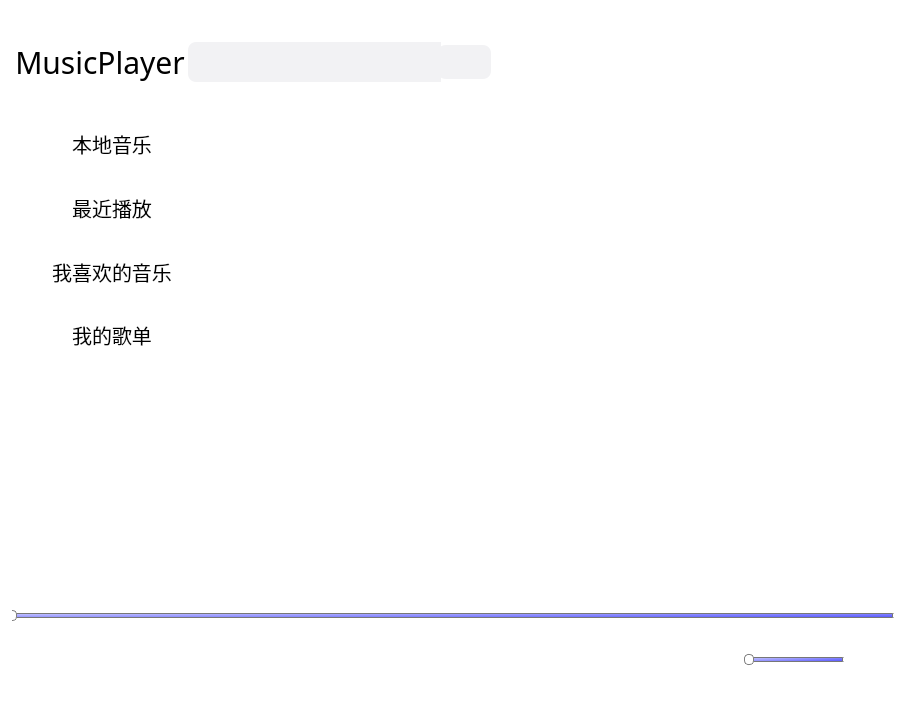
The window that haomusic.ui (hhhyxy/MusicPlayer-in-Qt-Plus) describes before a commit, drawn with Qt 5.
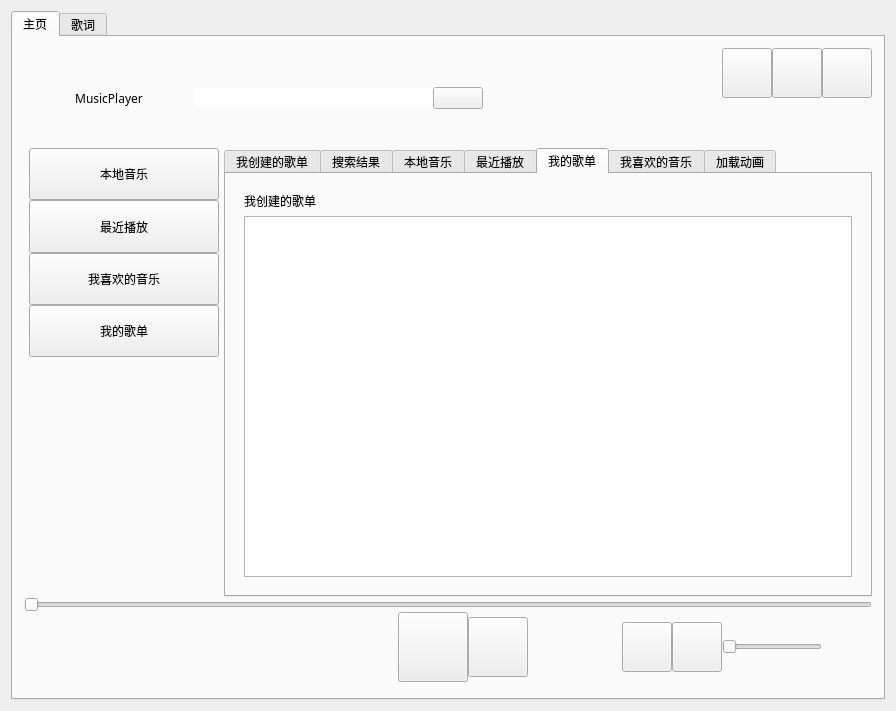
The same window after the commit. The open tabs and pages were chosen to show the change. Icons and pictures are not drawn. Custom widgets are drawn as their Qt base class.

Commit message: fix bug and add new functions(create own songlist)

What changed in the file:
```diff
--- a/haomusic.ui
+++ b/haomusic.ui
@@ -20,285 +20,6 @@
    <iconset resource="res.qrc">
     <normaloff>:/icon/Music.svg</normaloff>:/icon/Music.svg</iconset>
   </property>
-  <property name="styleSheet">
-   <string notr="true">* {
-	border:1px solid transparent;
-    font-family:&quot;华文楷体&quot; ;
-	font: 20pt ;
-    font-size: 20px;
-    text-align: center;
-    background-color:transparent;
-}
-QTabBar::tab {
-      	width: 0;
-		height:0;
-}
-QMenu {
-	margin:8px;
-	padding:10px;
-	border:none;
-	border-radius:10px;
-	background-color:white;
-}
-QMenu::item {
-	padding:10px;
-	border:none;
-	border-radius:6px;
-	background-color: white;
-	color: black;
-}
-QMenu::item:selected {
-	background-color:#eaeffd;
-	color:blue;
-}
-#widget_sidebar QPushButton:checked {
-	background-color:#f3f6fe;
-
-}
-QWidget#inner_widget{
-	margin:0px;
-	border:1px solid #FFFFFF;
-	border-radius:6px;
-	background-color:white;
-}
-QTabWidget#tab_lrc{
-	border:1px solid #FFFFFF;
-	border-radius:20px;
-}
-QTabWidget::pane {
-	bottom:-11px;
-	top:-11px;
-	left:-11px;
-	right:-11px;
-}
-QLineEdit {
-	background-color:#f2f2f4;
-	font-size:20px;
-	color: #335eea;
-	padding: 10px;
-	border: none;
-	border-top-left-radius: 8px;
-	border-bottom-left-radius: 8px;
-}
-
-QPushButton {
-    icon-size: 32px;
-    border: none;
-    border-radius: 10px;
-}
-
-QPushButton:hover {
-    background-color: rgb(228, 237, 242);
-}
-QPushButton:selected {
-    background-color: rgb(228, 237, 242);
-}
-QPushButton:disabled {
-color:black;
-}
-QPushButton#pushButton_dropDown {
-	padding-top:10px;
-	margin-left:15px;
-	margin-top:15px;
-	icon: url(:/icon/downArow_gray.svg);
-}
-QPushButton#pushButton_dropDown:hover {
-	icon: url(:/icon/downArow_black.svg);
-	margin-top:15px;
-	margin-left:15px;
-}
-QPushButton#pushButton_search{
-	background-color:#f2f2f4;
-	margin:0px;
-	margin-left:-5px;
-	padding: 5px;
-	border-top-right-radius: 8px;
-	border-bottom-right-radius: 8px;
-}
-QPushButton#pushButton_close:hover {
-	background-color:red;
-}
-QLabel#label_title {
-	font-size:30px;
-}
-QLabel#label_searchKeywords,
-#label_favorite,
-#label_local,
-#label_recently {
-	font: 26pt &quot;华文楷体&quot;;
-}
-QLabel#label_songname,
-QLabel#label_lrc_songName
- {
-	font: 16pt &quot;华文楷体&quot;;
-}
-QLabel#label_lrc_songName {
-	color:white;
-}
-QLabel#label_songName {
-	font: 14pt &quot;华文楷体&quot;;
-}
-QLabel#label_author,
-QLabel#label_lrc_author
-{
-	color:#727272;
-	margin:0;
-	font: 10pt &quot;华文楷体&quot;;
-}
-QLabel#label_lrc_songName,
-QLabel#label_lrc_author
- {
-	color: white;
-	margin-top:2px;
-	padding-left:0px;
-}
-QLabel#label_lrc_songName {
-	margin-top:10px;
-
-}
-QLabel#label_albumName {
-	font: 12pt &quot;华文楷体&quot;;
-}	
-QLabel#label_duration {
-	font: 12pt &quot;华文楷体&quot;;
-}	
-/*QLabel#label_lrc_albumPic {
-	border: 1px solid rgba(255,255, 255, 200);
-	border-radius: 35px;
-}*/
-QToolTip {
-	color:black;
-	background-color:white;
-	border: 1px solid white;
-    border-radius: 2px;
-}
-
-
-QTabWidget::pane{
-	border:none;
-}
-QListWidget {
-	outline:0px;
-}
-QListWidget::item {
-	border: none;
-	border-radius:10px;
- 	background-color: transparent;
-}
-QListWidget#listWidget_lrc::item {
-	color:rgba(255, 255, 255, 150);
-	padding-top: 15px;
-	padding-bottom:15px;
-}
-QListWidget#listWidget_searchResult::item:!pressed {
-	color:black;
-}
-QListWidget::item:hover {
-    background-color:rgba(245, 245, 247, 150);
-}
-QListWidget::item:selected {
-	color:blue;
-    background-color:rgba(234, 239, 253, 150);
-}
-QListWidget#listWidget_lrc {
-	font-size:40px;
-}
-QListWidget#listWidget_lrc::item:selected {
-	color:rgba(0, 0, 255, 100);
-}
-QListWidget#listWidget_lrc::item:hover {
-	color:rgba(255, 255, 255, 100);
-}
-
-QScrollBar:vertical {
-    margin: 5px 0px 5px 0px;
-    background-color: white;
-    border: 0px;
-    width: 8px;
-}
-
-QScrollBar::handle:vertical {
-    background-color: rgba(153, 153, 153, 0.735);
-    border-radius: 4px;
-    width: 8px;
-    height: 15px;
-}
-
-QScrollBar::handle:vertical:hover {
-    background-color: #999;
-}
-
-QScrollBar::sub-line:vertical {
-    height: 0px;
-    color:  white;
-}
-
-QScrollBar::add-line:vertical {
-    height: 0px;
-    color:  white;
-}
-
-QScrollBar::up-arrow:vertical {
-    width: 12px;
-    height: 0px;
-    color:  white;
-}
-
-QScrollBar::down-arrow:vertical {
-    width: 12px;
-    height: 0px;
-    color:  white;
-}
-
-QScrollBar::sub-page:vertical,
-QScrollBar::add-page:vertical {
-    background-color: white;
-}
-
-QSlider {
-	background-color:transparent;
-}
-QSlider::groove:horizontal {
-	margin-top:0px;
-	margin-left:-7px;
-	margin-right:-7px;
-    border: 1px solid #bbb;
-    background: transparent;
-    height: 3px;
-	border-radius:1px;
-}
-
-QSlider::sub-page:horizontal {
-    background: qlineargradient(x1: 0, y1: 0.2, x2: 1, y2: 1, stop: 0 #bbf, stop: 1 #55f);
-    border: 1px solid #777;
-    height: 2px;
-	border-radius:1px;
-}
-QSlider::add-page:horizontal {
-    background: qlineargradient(x1: 0, y1: 0.2, x2: 1, y2: 1, stop: 0 #bbf, stop: 1 #55f);
-    border: 1px solid #777;
-	height: 2px;
-	border-radius:1px;
-}
-
-
-QSlider::handle:horizontal {
-    border: 1px solid gray;
-	background-color:white;
-	width: 8px;
-	height:8px;
-    margin-top: -4px;
-    margin-bottom: -4px;
-    border-radius: 4px;
-}
-#horizontalSlider_volume::groove:horizontal {
-	margin-left:2px;
-	padding-left:-4px;
-}
-#horizontalSlider_volume::handle:horizontal {
-
-}</string>
-  </property>
   <layout class="QHBoxLayout" name="horizontalLayout_9">
    <property name="spacing">
     <number>0</number>
@@ -414,7 +135,6 @@
                <property name="font">
                 <font>
                  <family>华文楷体</family>
-                 <pointsize>-1</pointsize>
                  <italic>false</italic>
                  <bold>false</bold>
                 </font>
@@ -945,6 +665,23 @@
                <property name="documentMode">
                 <bool>false</bool>
                </property>
+               <widget class="QWidget" name="tab_default">
+                <attribute name="title">
+                 <string>我创建的歌单</string>
+                </attribute>
+                <layout class="QVBoxLayout" name="verticalLayout_14">
+                 <item>
+                  <widget class="QLabel" name="label_listName">
+                   <property name="text">
+                    <string>歌单名</string>
+                   </property>
+                  </widget>
+                 </item>
+                 <item>
+                  <widget class="MyListWidget" name="listWidget_defaultList"/>
+                 </item>
+                </layout>
+               </widget>
                <widget class="QWidget" name="tab_searchResult">
                 <attribute name="title">
                  <string>搜索结果</string>
@@ -1074,8 +811,36 @@
                </widget>
                <widget class="QWidget" name="tab_defalutSongList">
                 <attribute name="title">
-                 <string>默认歌单</string>
+                 <string>我的歌单</string>
                 </attribute>
+                <layout class="QVBoxLayout" name="verticalLayout_7">
+                 <item>
+                  <widget class="QWidget" name="widget_songList" native="true">
+                   <layout class="QVBoxLayout" name="verticalLayout_13">
+                    <item>
+                     <widget class="QLabel" name="label_mySonglist">
+                      <property name="text">
+                       <string>我创建的歌单</string>
+                      </property>
+                     </widget>
+                    </item>
+                    <item>
+                     <widget class="IconList" name="listWidget_songList">
+                      <property name="resizeMode">
+                       <enum>QListView::Fixed</enum>
+                      </property>
+                      <property name="viewMode">
+                       <enum>QListView::IconMode</enum>
+                      </property>
+                      <property name="modelColumn">
+                       <number>0</number>
+                      </property>
+                     </widget>
+                    </item>
+                   </layout>
+                  </widget>
+                 </item>
+                </layout>
                </widget>
                <widget class="QWidget" name="tab_favorite">
                 <attribute name="title">
@@ -1630,7 +1395,7 @@
                 <item alignment="Qt::AlignVCenter">
                  <widget class="CustomSlider" name="horizontalSlider_volume">
                   <property name="sizePolicy">
-                   <sizepolicy hsizetype="Fixed" vsizetype="Fixed">
+                   <sizepolicy hsizetype="Fixed" vsizetype="Expanding">
                     <horstretch>0</horstretch>
                     <verstretch>0</verstretch>
                    </sizepolicy>
@@ -1982,6 +1747,11 @@
    <header location="global">lrcwidget.h</header>
    <container>1</container>
   </customwidget>
+  <customwidget>
+   <class>IconList</class>
+   <extends>QListWidget</extends>
+   <header location="global">iconlist.h</header>
+  </customwidget>
  </customwidgets>
  <resources>
   <include location="res.qrc"/>
```
Left out of the diff: 4 changed lines with no effect on the pictures. The commit also changes 31 other files.
